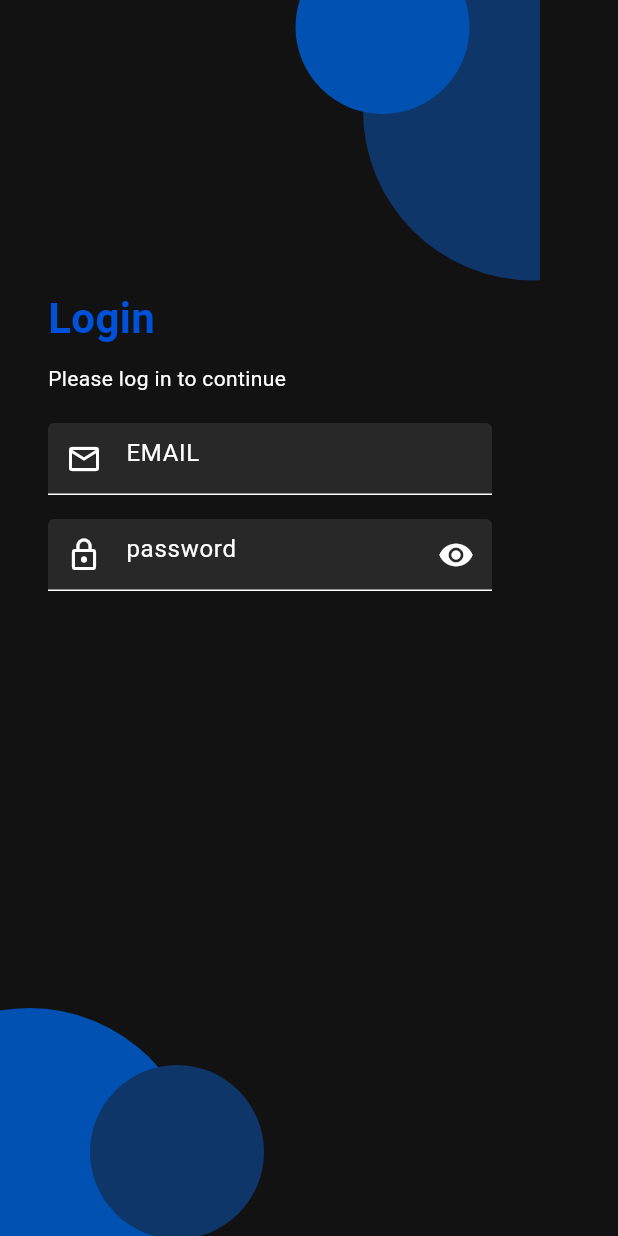
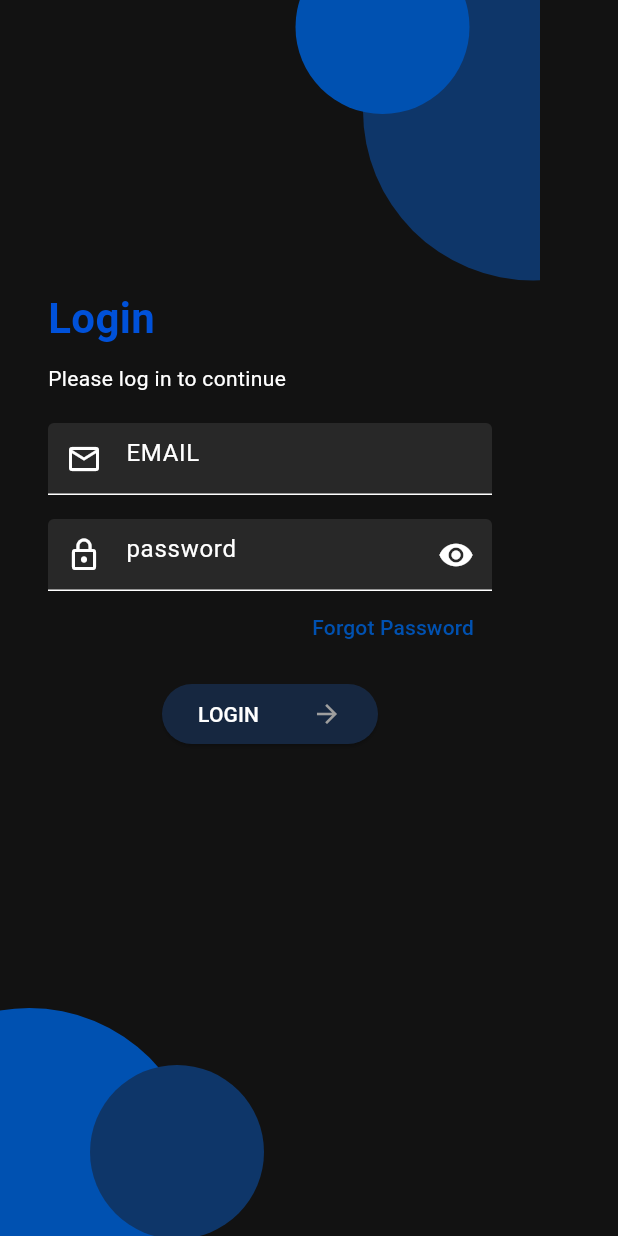
Before and after one commit to Ecell-NITS/E-cell-app, a Flutter app: the screen it shows after launch, on a phone screen of 412 x 824 dp. Run offline on Flutter 3.47's test engine with Material 3 defaults, Android fonts, the light colour scheme and no system bars; our stand-ins replace gap.

Commit message:
custom button created

```diff
--- a/lib/configs/configurations/theme/utils/palette.dart
+++ b/lib/configs/configurations/theme/utils/palette.dart
@@ -6,3 +6,4 @@ const Color lightBlue = Color(0xFF0051B1);
 const Color dark = Colors.black;
 const loginTextColor = Color(0xFF0051D9);
 const fieldColor = Color(0xFF282828);
+const buttonColor = Color(0xFF162740);
--- a/lib/pages/login_page/login_page.dart
+++ b/lib/pages/login_page/login_page.dart
@@ -1,7 +1,9 @@
 import 'package:ecell_app/configs/configs.dart';
 import 'package:ecell_app/utils/validator.dart';
 import 'package:ecell_app/utils/widgets/custom_background/custom_background.dart';
+import 'package:ecell_app/utils/widgets/custom_button/custom_button.dart';
 import 'package:ecell_app/utils/widgets/custom_text_field/custom_text_field.dart';
+import 'package:flutter/cupertino.dart';
 import 'package:flutter/material.dart';
 
 class LoginPage extends StatefulWidget {
@@ -15,6 +17,7 @@ class LoginPage extends StatefulWidget {
 
 class _LoginPageState extends State<LoginPage> {
   bool obscureText = true;
+
   @override
   Widget build(BuildContext context) {
     return Scaffold(
@@ -66,7 +69,31 @@ class _LoginPageState extends State<LoginPage> {
                     icon: obscureText
                         ? const Icon(Icons.visibility)
                         : const Icon(Icons.visibility_off),
-                  ))
+                  )),
+              SizedBox(
+                width: ScreenUtil.defaultSize.width,
+                child: Column(
+                  crossAxisAlignment: CrossAxisAlignment.end,
+                  children: [
+                    TextButton(
+                        onPressed: () {},
+                        child: Text(
+                          'Forgot Password',
+                          style: TextStyle(color: lightBlue),
+                        ))
+                  ],
+                ),
+              ),
+              CustomSpacers.height10,
+              SizedBox(
+                width: ScreenUtil.defaultSize.width,
+                child: Column(
+                  crossAxisAlignment: CrossAxisAlignment.center,
+                  children: [
+                    CustomButton(onPressed: () {}, text: 'LOGIN'),
+                  ],
+                ),
+              )
             ],
           ),
         ),
--- /dev/null
+++ b/lib/utils/widgets/custom_button/custom_button.dart
@@ -0,0 +1,34 @@
+import 'package:ecell_app/configs/configs.dart';
+import 'package:flutter/material.dart';
+
+class CustomButton extends StatelessWidget {
+  final void Function() onPressed;
+  final String text;
+
+  const CustomButton({super.key, required this.onPressed, required this.text});
+
+  @override
+  Widget build(BuildContext context) {
+    return SizedBox(
+      width: ScreenUtil.defaultSize.width * 0.4,
+      child: ElevatedButton(
+          style: ButtonStyle(
+              backgroundColor: MaterialStatePropertyAll(buttonColor)),
+          onPressed: onPressed,
+          child: Row(
+            mainAxisAlignment: MainAxisAlignment.spaceBetween,
+            children: [
+              Text(
+                text,
+                style: const TextStyle(color: Colors.white, fontSize: 14),
+              ),
+              Icon(
+                Icons.arrow_forward_sharp,
+                size: 20,
+                color: Colors.grey,
+              )
+            ],
+          )),
+    );
+  }
+}
```
